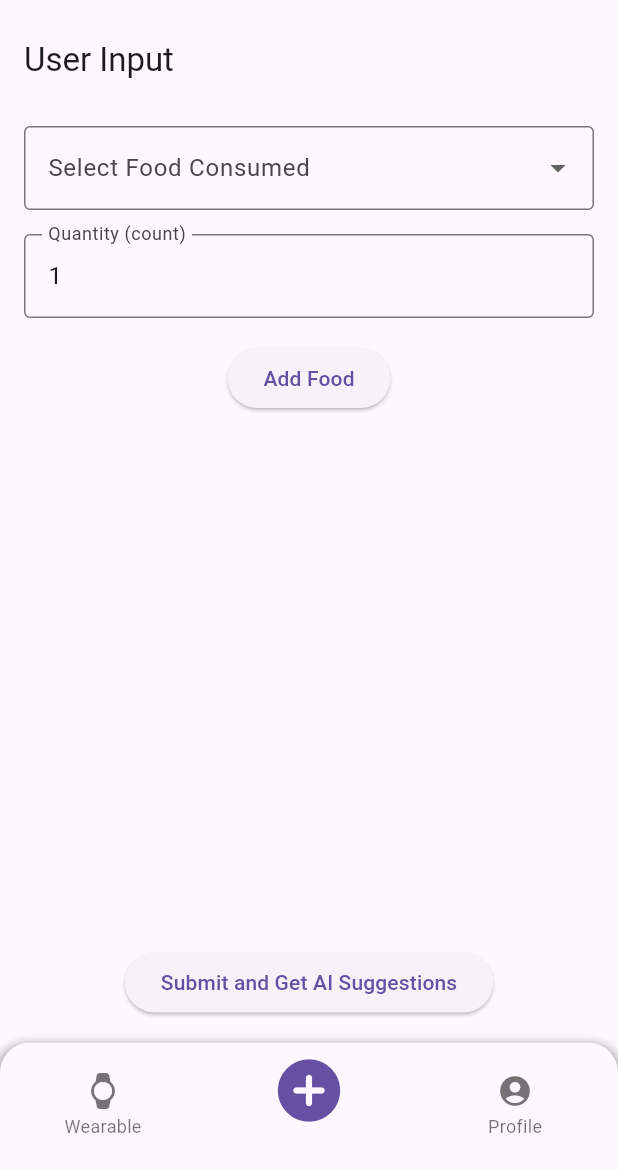
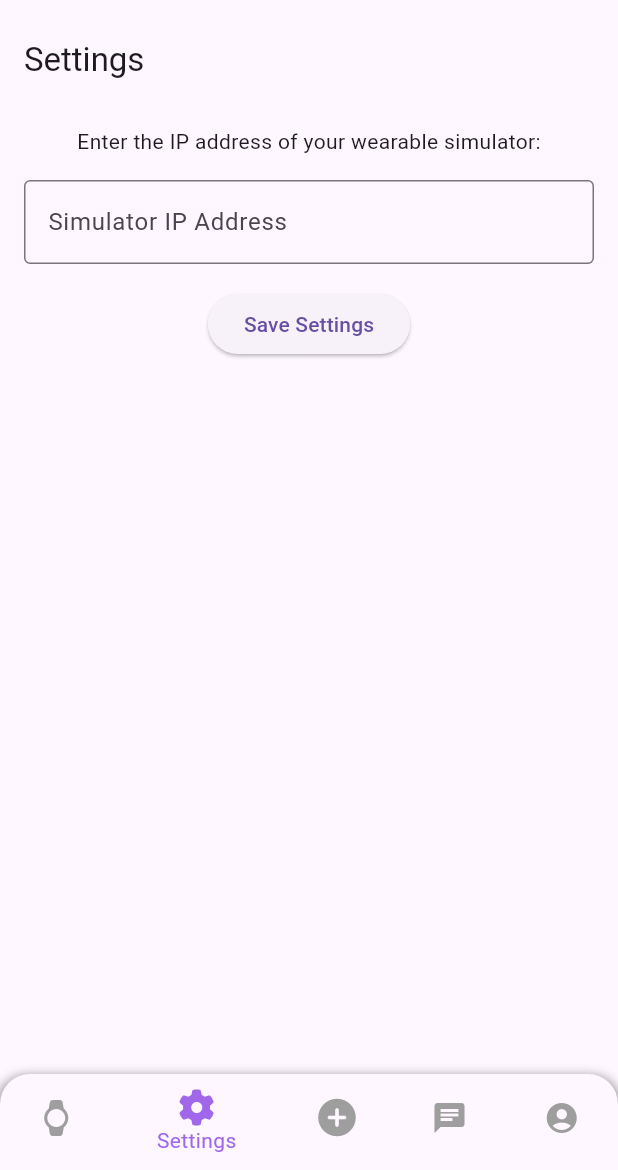
Before and after one commit to iamanandhuam/HealthSync, a Flutter app: the screen it shows after launch, item 2 of the bottom bar chosen, on a phone screen of 412 x 824 dp, the part 66-1236 px from its top. Run offline on Flutter 3.47's test engine with Material 3 defaults, Android fonts, the phone set to English and light mode, and no system bars; our stand-ins replace font_awesome_flutter, logger, shared_preferences, socket_io_client, sqflite; accounts and stored records are empty; network calls fail.

Commit message:
Muliple UI interactions

```diff
--- a/lib/db_controller.dart
+++ b/lib/db_controller.dart
@@ -25,7 +25,8 @@ class DBHelper {
         name TEXT NOT NULL,
         age REAL NOT NULL,
         weight REAL NOT NULL,
-        height REAL NOT NULL
+        height REAL NOT NULL,
+        gender TEXT
       )
     ''');
   }
--- a/lib/diaplay_data_from_sw.dart
+++ b/lib/diaplay_data_from_sw.dart
@@ -217,7 +217,7 @@ class SmartWatchDashboardState extends State<SmartWatchDashboard> {
               child: Padding(
                 padding: EdgeInsets.symmetric(vertical: 32.0),
                 child: Text(
-                  'No health data available.\nConnect to server and request data.',
+                  'No health data available.\nConnect to your wearable device\nand request data.',
                   textAlign: TextAlign.center,
                   style: TextStyle(fontSize: 16, color: Colors.grey),
                 ),
--- a/lib/main.dart
+++ b/lib/main.dart
@@ -1,5 +1,7 @@
 import 'package:flutter/material.dart';
+import 'package:health_sync/settings.dart';
 import 'package:logger/logger.dart';
+import 'package:font_awesome_flutter/font_awesome_flutter.dart';
 import 'diaplay_data_from_sw.dart';
 import 'user_input_page.dart';
 import 'user_info_page.dart';
@@ -84,7 +86,9 @@ class _MainScreenState extends State<MainScreen> {
 
   static const List<Widget> _pages = [
     HomePage(),
+    SettingsPage(),
     UserInputPage(),
+    SettingsPage(),
     UserInfoPage(),
   ];
 
@@ -132,19 +136,29 @@ class _MainScreenState extends State<MainScreen> {
             topRight: Radius.circular(20.0),
           ),
           child: BottomNavigationBar(
+            backgroundColor: Colors.white,
             currentIndex: _selectedIndex,
             onTap: _onItemTapped,
+            selectedItemColor: primaryPurple,
+            unselectedItemColor: Colors.grey,
             items: const [
               BottomNavigationBarItem(
                 icon: Icon(Icons.watch_rounded),
                 label: 'Wearable',
               ),
               BottomNavigationBarItem(
-                icon: Icon(
-                  Icons.add_circle_rounded,
-                  size: 50,
+                icon: FaIcon(
+                  FontAwesomeIcons.gear,
                 ),
-                label: '',
+                label: 'Settings',
+              ),
+              BottomNavigationBarItem(
+                icon: Icon(Icons.add_circle_rounded, size: 30),
+                label: 'Add',
+              ),
+              BottomNavigationBarItem(
+                icon: Icon(Icons.chat),
+                label: 'Chat with AI',
               ),
               BottomNavigationBarItem(
                 icon: Icon(Icons.account_circle_sharp),
--- /dev/null
+++ b/lib/settings.dart
@@ -0,0 +1,70 @@
+import 'package:flutter/material.dart';
+import 'package:shared_preferences/shared_preferences.dart';
+
+class SettingsPage extends StatefulWidget {
+  const SettingsPage({Key? key}) : super(key: key);
+
+  @override
+  State<SettingsPage> createState() => _SettingsPageState();
+}
+
+class _SettingsPageState extends State<SettingsPage> {
+  final TextEditingController _ipController = TextEditingController();
+  final String _ipKey = 'simulator_ip';
+
+  @override
+  void initState() {
+    super.initState();
+    _loadIP();
+  }
+
+  Future<void> _loadIP() async {
+    SharedPreferences prefs = await SharedPreferences.getInstance();
+    String? ip = prefs.getString(_ipKey);
+    if (ip != null) {
+      _ipController.text = ip;
+    }
+  }
+
+  Future<void> _saveIP() async {
+    SharedPreferences prefs = await SharedPreferences.getInstance();
+    await prefs.setString(_ipKey, _ipController.text.trim());
+    ScaffoldMessenger.of(context)
+        .showSnackBar(const SnackBar(content: Text("IP address saved")));
+  }
+
+  @override
+  void dispose() {
+    _ipController.dispose();
+    super.dispose();
+  }
+
+  @override
+  Widget build(BuildContext context) {
+    return Scaffold(
+      appBar: AppBar(title: const Text("Settings")),
+      body: Padding(
+        padding: const EdgeInsets.all(16.0),
+        child: Column(
+          children: [
+            const Text("Enter the IP address of your wearable simulator:"),
+            const SizedBox(height: 16),
+            TextField(
+              controller: _ipController,
+              decoration: const InputDecoration(
+                labelText: "Simulator IP Address",
+                border: OutlineInputBorder(),
+              ),
+              keyboardType: TextInputType.number,
+            ),
+            const SizedBox(height: 16),
+            ElevatedButton(
+              onPressed: _saveIP,
+              child: const Text("Save Settings"),
+            ),
+          ],
+        ),
+      ),
+    );
+  }
+}
--- a/lib/user_input_page.dart
+++ b/lib/user_input_page.dart
@@ -29,6 +29,7 @@ class _UserInputPageState extends State<UserInputPage> {
   double? userAge;
   double? weight;
   double? height;
+  String? gender;
 
   final GeminiService _geminiService = GeminiService();
   //UserInfoPage? _userInfo;
@@ -49,6 +50,7 @@ class _UserInputPageState extends State<UserInputPage> {
         userAge = user['age'];
         weight = user['weight'];
         height = user['height'];
+        gender = user['gender'];
       });
     }
   }
@@ -100,7 +102,7 @@ class _UserInputPageState extends State<UserInputPage> {
 
     final prompt =
         '''The user has eaten: $foodDetails (total: $totalCalories calories).
-        The user is $userAge years old, weighs $weight kg, and is $height cm tall.
+        The user is $userAge years old, weighs $weight kg, and is $height cm tall.Gender: $gender.
         Provide suggestions on:
         - How many more calories to burn
         - Protein efficiency or deficiency
--- a/pubspec.yaml
+++ b/pubspec.yaml
@@ -42,7 +42,8 @@ dependencies:
   sqflite: ^2.0.0+4
   path: ^1.8.0
   google_generative_ai: ^0.2.2
-
+  shared_preferences: ^2.0.15
+  font_awesome_flutter: ^10.7.0
 
 
 dev_dependencies:
```
Also changed, not shown: lib/server_communication.dart (+35 -17 lines), lib/user_info_page.dart (+89 -0 lines), pubspec.lock, 1 other file.
